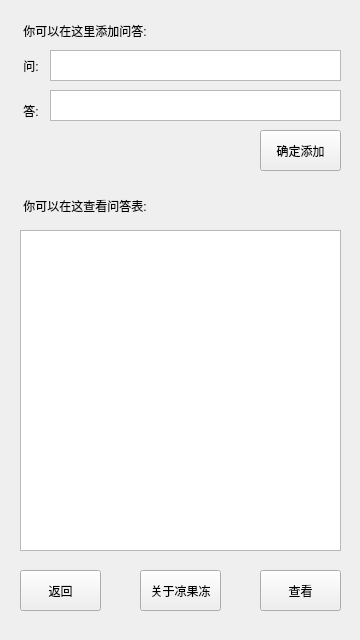
Qt form 0_1_6/setform.ui (Fydui/AI-L-jelly) before a commit.
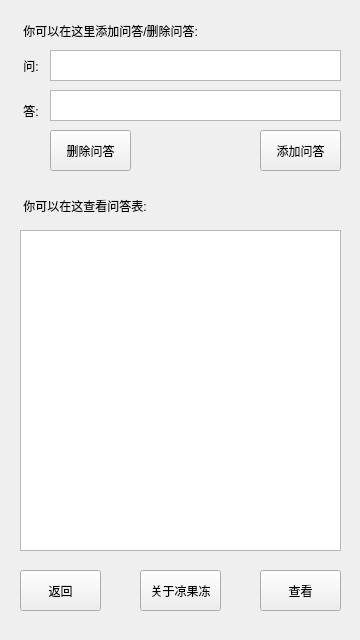
The same form after that commit. Icons and pictures are not drawn.

What changed in the file:
```diff
--- a/0_1_6/setform.ui
+++ b/0_1_6/setform.ui
@@ -25,7 +25,7 @@
     <rect>
      <x>20</x>
      <y>20</y>
-     <width>181</width>
+     <width>241</width>
      <height>21</height>
     </rect>
    </property>
@@ -33,7 +33,7 @@
     <string notr="true">font: 12pt &quot;Adobe Arabic&quot;;</string>
    </property>
    <property name="text">
-    <string> 你可以在这里添加问答:</string>
+    <string> 你可以在这里添加问答/删除问答:</string>
    </property>
   </widget>
   <widget class="QLabel" name="label_2">
@@ -77,8 +77,11 @@
      <height>41</height>
     </rect>
    </property>
+   <property name="styleSheet">
+    <string notr="true">font: 9pt &quot;Adobe Arabic&quot;;</string>
+   </property>
    <property name="text">
-    <string>确定添加</string>
+    <string>添加问答</string>
    </property>
   </widget>
   <widget class="QLabel" name="label_4">
@@ -175,6 +178,22 @@
     </rect>
    </property>
   </widget>
+  <widget class="QPushButton" name="pushButton_5">
+   <property name="geometry">
+    <rect>
+     <x>50</x>
+     <y>130</y>
+     <width>81</width>
+     <height>41</height>
+    </rect>
+   </property>
+   <property name="styleSheet">
+    <string notr="true">font: 9pt &quot;Adobe Arabic&quot;;</string>
+   </property>
+   <property name="text">
+    <string>删除问答</string>
+   </property>
+  </widget>
  </widget>
  <resources>
   <include location="resource.qrc"/>
```
